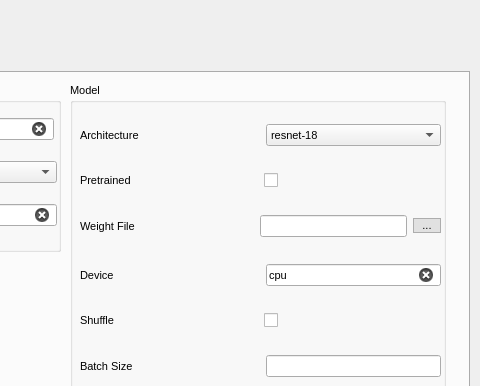
The window that launcher/resources/launcher_v2.ui (PaulCCCCCCH/Robustar_implementation) describes before a commit, drawn with Qt 5; both pictures show x 520 to 1000 and y 0 to 386 of the 1000 by 1020 pixel window.
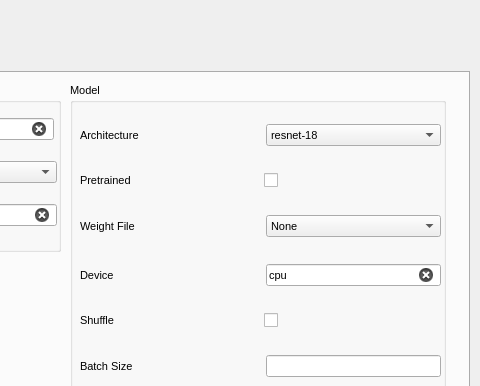
The same window after the commit. Icons and pictures are not drawn.

Commit message: Provide weight file options according to the checkpoint path

```diff
--- a/launcher/resources/launcher_v2.ui
+++ b/launcher/resources/launcher_v2.ui
@@ -1383,44 +1383,16 @@
                         </widget>
                        </item>
                        <item>
-                        <widget class="QLineEdit" name="weightFileDisplay">
-                         <property name="maximumSize">
-                          <size>
-                           <width>175</width>
-                           <height>16777215</height>
-                          </size>
-                         </property>
-                         <property name="font">
-                          <font>
-                           <family>Arial</family>
-                           <pointsize>8</pointsize>
-                           <weight>50</weight>
-                           <italic>false</italic>
-                           <bold>false</bold>
-                          </font>
-                         </property>
-                         <property name="text">
-                          <string/>
-                         </property>
-                        </widget>
-                       </item>
-                       <item>
-                        <widget class="QPushButton" name="weightFileButton">
+                        <widget class="QComboBox" name="weightFileComboBox">
                          <property name="sizePolicy">
                           <sizepolicy hsizetype="Maximum" vsizetype="Fixed">
                            <horstretch>0</horstretch>
                            <verstretch>0</verstretch>
                           </sizepolicy>
                          </property>
-                         <property name="minimumSize">
-                          <size>
-                           <width>28</width>
-                           <height>0</height>
-                          </size>
-                         </property>
                          <property name="maximumSize">
                           <size>
-                           <width>28</width>
+                           <width>175</width>
                            <height>16777215</height>
                           </size>
                          </property>
@@ -1433,9 +1405,14 @@
                            <bold>false</bold>
                           </font>
                          </property>
-                         <property name="text">
-                          <string>...</string>
+                         <property name="placeholderText" stdset="0">
+                          <string/>
                          </property>
+                         <item>
+                          <property name="text">
+                           <string>None</string>
+                          </property>
+                         </item>
                         </widget>
                        </item>
                       </layout>
```
Left out of the diff: 4 changed lines with no effect on the pictures. The commit also changes 3 other files.
